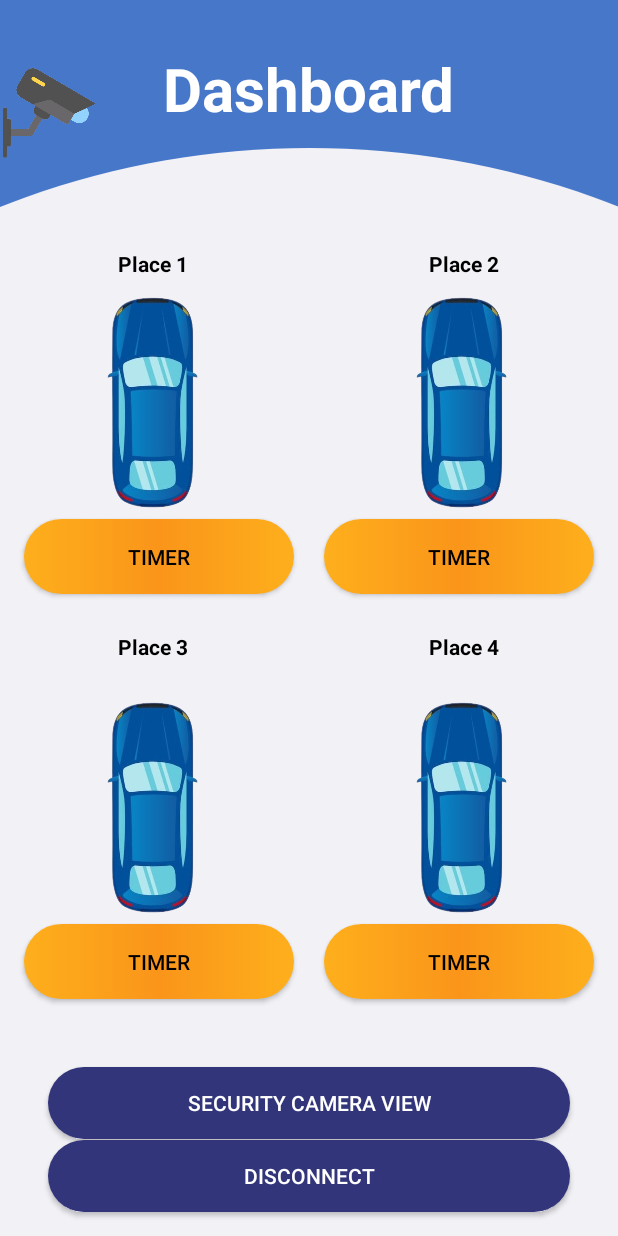
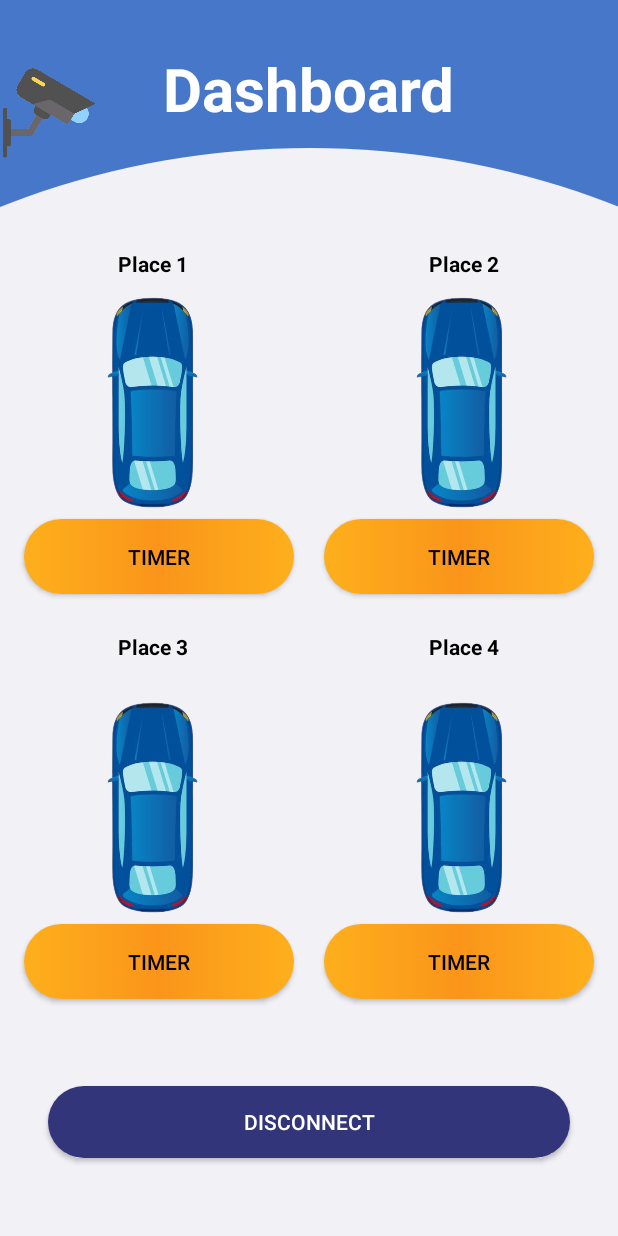
Before and after one commit to yassinema11/SPS2, an Android app: the layout activity_dashboard.xml on its own in the app's theme, with its tools: preview values and no code run, on a phone screen of 412 x 824 dp. Run offline under Robolectric (Android 15) with nearby library versions, the light colour scheme and no system bars.

Commit message:
26/08/2023

```diff
--- a/app/src/main/AndroidManifest.xml
+++ b/app/src/main/AndroidManifest.xml
@@ -37,7 +37,7 @@
 
         <activity
             android:name=".LoginActivity"
-            android:exported="false" />
+            android:exported="false"/>
 
         <activity
             android:name=".Dashboard"
--- a/app/src/main/res/layout/activity_dashboard.xml
+++ b/app/src/main/res/layout/activity_dashboard.xml
@@ -142,6 +142,7 @@
                     android:layout_height="50dp"
                     android:layout_marginLeft="20dp"
                     android:layout_marginRight="10dp"
+                    android:enabled="true"
                     android:textColor="@color/black"
                     android:background="@drawable/orange_button"
                     android:text="Timer" />
@@ -153,6 +154,7 @@
                     android:layout_height="50dp"
                     android:layout_marginLeft="10dp"
                     android:layout_marginRight="20dp"
+                    android:enabled="true"
                     android:background="@drawable/orange_button"
                     android:text="Timer" />
             </LinearLayout>
@@ -235,8 +237,10 @@
                 android:orientation="horizontal"
                 app:layout_constraintBottom_toBottomOf="parent"
                 app:layout_constraintEnd_toEndOf="parent"
+                app:layout_constraintHorizontal_bias="0.0"
                 app:layout_constraintStart_toStartOf="parent"
-                app:layout_constraintTop_toBottomOf="@+id/img2">
+                app:layout_constraintTop_toBottomOf="@+id/img2"
+                app:layout_constraintVertical_bias="0.0">
 
                 <Button
                     android:id="@+id/btnp3"
@@ -244,38 +248,25 @@
                     android:layout_height="50dp"
                     android:layout_marginLeft="20dp"
                     android:layout_marginRight="10dp"
-                    android:textColor="@color/black"
                     android:background="@drawable/orange_button"
-                    android:text="Timer" />
+                    android:enabled="true"
+                    android:text="Timer"
+                    android:textColor="@color/black" />
 
                 <Button
                     android:id="@+id/btnp4"
                     android:layout_width="180dp"
                     android:layout_height="50dp"
                     android:layout_marginLeft="10dp"
-                    android:textColor="@color/black"
                     android:layout_marginRight="20dp"
                     android:background="@drawable/orange_button"
-                    android:text="Timer" />
+                    android:enabled="true"
+                    android:text="Timer"
+                    android:textColor="@color/black" />
             </LinearLayout>
 
         </androidx.constraintlayout.widget.ConstraintLayout>
     </LinearLayout>
-
-    <Button
-        android:id="@+id/camView"
-        android:layout_width="match_parent"
-        android:layout_height="wrap_content"
-        android:layout_marginStart="32dp"
-        android:layout_marginEnd="32dp"
-        android:background="@drawable/buton_background"
-        android:text="Security Camera View"
-        app:layout_constraintBottom_toBottomOf="parent"
-        app:layout_constraintEnd_toEndOf="parent"
-        app:layout_constraintHorizontal_bias="0.0"
-        app:layout_constraintStart_toStartOf="parent"
-        app:layout_constraintTop_toBottomOf="@+id/linearLayout2"
-        app:layout_constraintVertical_bias="0.382" />
 
     <Button
         android:id="@+id/disconnect"
@@ -283,14 +274,12 @@
         android:layout_height="wrap_content"
         android:layout_marginStart="32dp"
         android:layout_marginEnd="32dp"
-        android:layout_marginBottom="16dp"
         android:background="@drawable/buton_background"
         android:text="Disconnect"
         app:layout_constraintBottom_toBottomOf="parent"
         app:layout_constraintEnd_toEndOf="parent"
         app:layout_constraintHorizontal_bias="0.0"
         app:layout_constraintStart_toStartOf="parent"
-        app:layout_constraintTop_toBottomOf="@+id/camView"
-        app:layout_constraintVertical_bias="0.619" />
+        app:layout_constraintTop_toBottomOf="@+id/linearLayout2" />
 
 </androidx.constraintlayout.widget.ConstraintLayout>
```
Also changed, not shown: app/src/main/java/smart/parking/solution/Dashboard.java (+59 -4 lines), app/src/main/java/smart/parking/solution/LoginActivity.java (+2 -18 lines).
